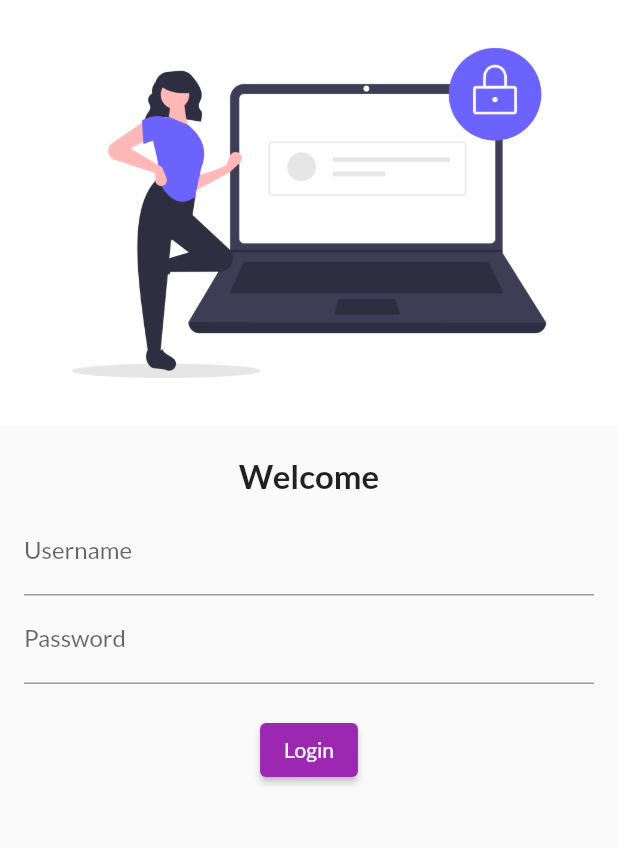
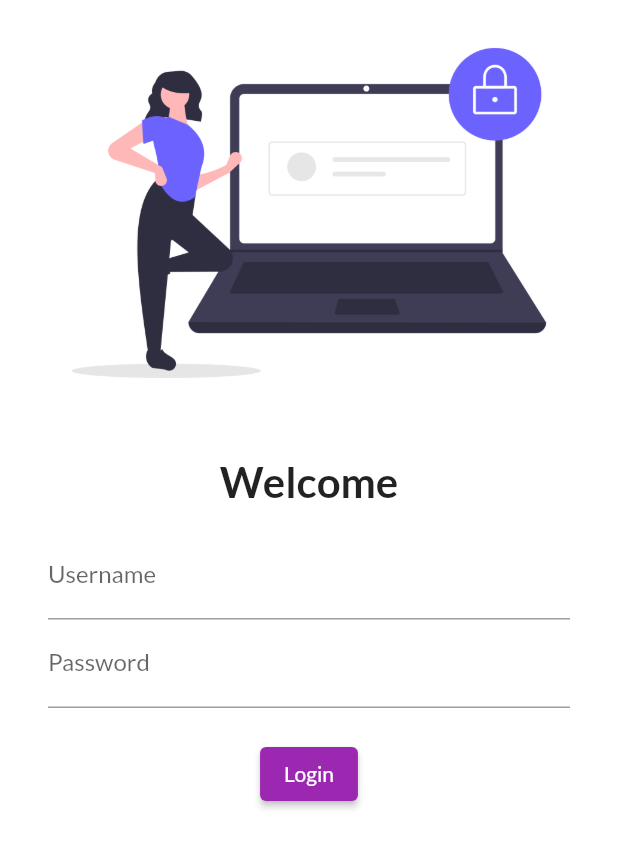
Before and after one commit to sktowsif/flutter-learing, a Flutter app: the screen it shows after launch, on a phone screen of 412 x 824 dp. Shown: the top 848 px of the screen. Run offline on Flutter 3.47's test engine with Material 2 defaults, Android fonts, the phone set to English and light mode, and no system bars; our stand-ins replace google_fonts.

Commit message:
day 5 completed

```diff
--- a/lib/main.dart
+++ b/lib/main.dart
@@ -1,6 +1,7 @@
 import 'package:flutter/material.dart';
 import 'package:flutter_catalog/pages/home_page.dart';
 import 'package:flutter_catalog/pages/login_page.dart';
+import 'package:flutter_catalog/utils/app_routes.dart';
 import 'package:google_fonts/google_fonts.dart';
 
 void main() {
@@ -18,8 +19,8 @@ class MyApp extends StatelessWidget {
           fontFamily: GoogleFonts.lato().fontFamily),
       routes: {
         '/': (context) => LoginPage(),
-        '/home': (context) => HomePage(),
-        '/login': (context) => LoginPage()
+        AppRoute.homeRoute: (context) => HomePage(),
+        AppRoute.loginRoute: (context) => LoginPage()
       },
     );
   }
--- a/lib/pages/login_page.dart
+++ b/lib/pages/login_page.dart
@@ -1,4 +1,5 @@
 import 'package:flutter/material.dart';
+import 'package:flutter_catalog/utils/app_routes.dart';
 
 class LoginPage extends StatelessWidget {
   const LoginPage({Key? key}) : super(key: key);
@@ -6,36 +7,46 @@ class LoginPage extends StatelessWidget {
   @override
   Widget build(BuildContext context) {
     return Material(
+        color: Colors.white,
+        child: SingleChildScrollView(
           child: Column(
             children: [
-        Image.asset('assets/images/img_login.png'),
+              Image.asset(
+                'assets/images/img_login.png',
+                fit: BoxFit.cover,
+              ),
               const SizedBox(
                 height: 20,
               ),
               const Text(
                 'Welcome',
-          style: TextStyle(fontSize: 22, fontWeight: FontWeight.bold),
+                style: TextStyle(fontSize: 28, fontWeight: FontWeight.bold),
               ),
               Padding(
-          padding: const EdgeInsets.symmetric(vertical: 8, horizontal: 16),
+                padding:
+                    const EdgeInsets.symmetric(vertical: 16, horizontal: 32),
                 child: Column(
                   children: [
                     TextFormField(
-                decoration: InputDecoration(labelText: 'Username'),
+                      decoration: const InputDecoration(labelText: 'Username'),
                     ),
                     TextFormField(
-                decoration: InputDecoration(labelText: 'Password'),
+                      obscureText: true,
+                      decoration: const InputDecoration(labelText: 'Password'),
                     ),
                     const SizedBox(
                       height: 20,
                     ),
-              ElevatedButton(onPressed: () {
-                print('Hi codepur');
-              }, child: Text('Login'))
+                    ElevatedButton(
+                        onPressed: () {
+                          Navigator.pushNamed(context, AppRoute.homeRoute);
+                        },
+                        child: const Text('Login'))
                   ],
                 ),
               )
             ],
+          ),
         ));
   }
 }
--- /dev/null
+++ b/lib/utils/app_routes.dart
@@ -0,0 +1,4 @@
+class AppRoute{
+  static const homeRoute = '/home';
+  static const loginRoute = '/login';
+}
```
Also changed, not shown: 3 other files. Lines whose indentation alone changed are shown as unchanged.
